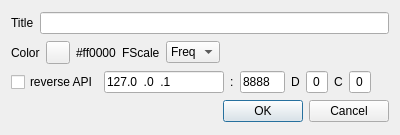
f4exb/sdrangel, file sdrgui/gui/basicchannelsettingsdialog.ui: the form before one commit.
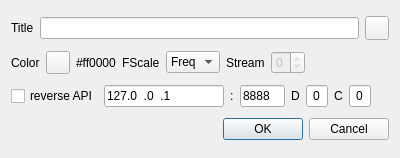
The form after the commit. Icons and pictures are not drawn.

Commit message: Massive UI revamping (v7): updated basic channel settings and indicate stream index for MIMO device and single stream channel

The edit to the form file:
```diff
--- a/sdrgui/gui/basicchannelsettingsdialog.ui
+++ b/sdrgui/gui/basicchannelsettingsdialog.ui
@@ -7,7 +7,7 @@
     <x>0</x>
     <y>0</y>
     <width>400</width>
-    <height>135</height>
+    <height>158</height>
    </rect>
   </property>
   <property name="font">
@@ -42,6 +42,26 @@
        </property>
       </widget>
      </item>
+     <item>
+      <widget class="QPushButton" name="titleReset">
+       <property name="maximumSize">
+        <size>
+         <width>24</width>
+         <height>24</height>
+        </size>
+       </property>
+       <property name="toolTip">
+        <string>Reset title to channel type name</string>
+       </property>
+       <property name="text">
+        <string/>
+       </property>
+       <property name="icon">
+        <iconset resource="../resources/res.qrc">
+         <normaloff>:/recycle.png</normaloff>:/recycle.png</iconset>
+       </property>
+      </widget>
+     </item>
     </layout>
    </item>
    <item>
@@ -97,6 +117,26 @@
        </item>
       </widget>
      </item>
+     <item>
+      <widget class="QLabel" name="streamIndexLabel">
+       <property name="text">
+        <string>Stream</string>
+       </property>
+      </widget>
+     </item>
+     <item>
+      <widget class="QSpinBox" name="streamIndex">
+       <property name="enabled">
+        <bool>false</bool>
+       </property>
+       <property name="toolTip">
+        <string>Stream index for MIMO device and single stream channel</string>
+       </property>
+       <property name="maximum">
+        <number>0</number>
+       </property>
+      </widget>
+     </item>
      <item>
       <spacer name="horizontalSpacer">
        <property name="orientation">
```
Left out of the diff: 4 changed lines with no effect on the pictures. The commit also changes 104 other files.
